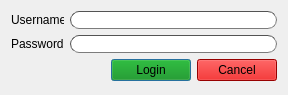
First picture: the form in ui/window.ui, repository iceanimations/login, before the edit.
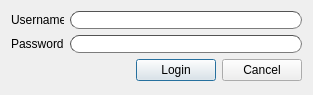
Second picture: the form after the edit.

Commit message: ui file is finalized to have round edges for lineEdits and login method is ready to be implemented

The edit to the form file:
```diff
--- a/ui/window.ui
+++ b/ui/window.ui
@@ -6,7 +6,7 @@
    <rect>
     <x>0</x>
     <y>0</y>
-    <width>288</width>
+    <width>313</width>
     <height>95</height>
    </rect>
   </property>
@@ -143,7 +143,7 @@
         </sizepolicy>
        </property>
        <property name="styleSheet">
-        <string notr="true">background-color: rgb(0, 139, 0);</string>
+        <string notr="true"/>
        </property>
        <property name="text">
         <string>Login</string>
@@ -159,7 +159,7 @@
         </sizepolicy>
        </property>
        <property name="styleSheet">
-        <string notr="true">background-color: rgb(211, 0, 0);</string>
+        <string notr="true"/>
        </property>
        <property name="text">
         <string>Cancel</string>
```
Left out of the diff: 4 changed lines with no effect on the pictures. The commit also changes 1 other file.
